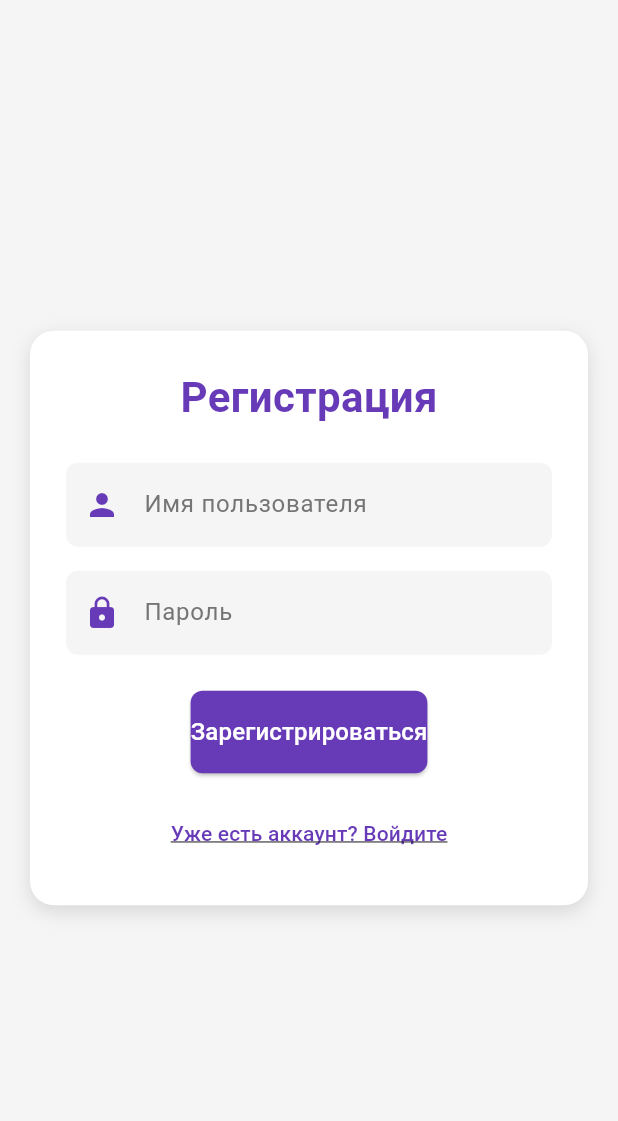
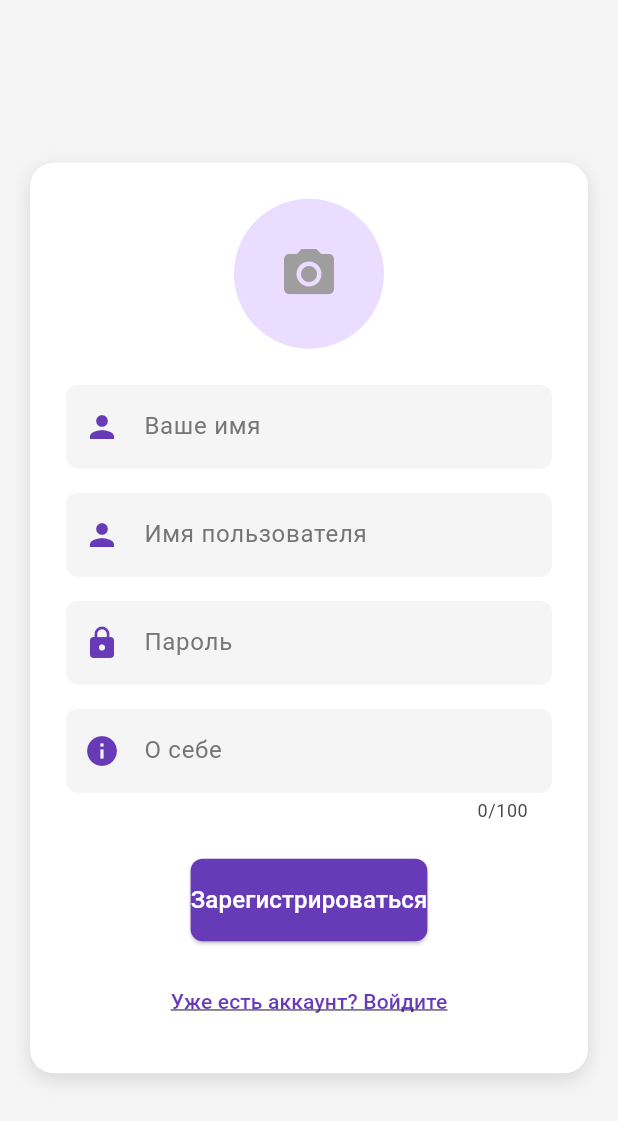
Before and after one commit to yehoto/MessengerClient, a Flutter app: the RegisterScreen screen opened directly, on a phone screen of 412 x 824 dp. Shown: the top 1121 px of the screen. Run offline on Flutter 3.47's test engine with Material 3 defaults, Android fonts, the phone set to English and light mode, and no system bars; our stand-ins replace image_picker; network calls fail.

Commit message:
изменено окно регистрации, добавлено поле "о себе" и возможность добавить фото

```diff
--- a/lib/chat_list_screen.dart
+++ b/lib/chat_list_screen.dart
@@ -31,7 +31,7 @@ class _ChatListScreenState extends State<ChatListScreen> {
     super.initState();
     _loadChats();
     // Подключаемся к WebSocket для обновлений
-   final channel = WebSocketChannel.connect(Uri.parse('ws://192.168.0.106:8080/ws'));
+   final channel = WebSocketChannel.connect(Uri.parse('ws://192.168.216.250:8080/ws'));
     channel.stream.listen((message) {
      _loadChats(); // При любом сообщении обновляем чаты
     });
@@ -40,7 +40,7 @@ class _ChatListScreenState extends State<ChatListScreen> {
   Future<void> _loadChats() async {
     try {
       final response = await http.get(
-        Uri.parse('http://192.168.0.106:8080/chats?user_id=${widget.userId}'),
+        Uri.parse('http://192.168.216.250:8080/chats?user_id=${widget.userId}'),
       );
 
       if (response.statusCode == 200) {
--- a/lib/chat_screen.dart
+++ b/lib/chat_screen.dart
@@ -31,7 +31,7 @@ class _ChatScreenState extends State<ChatScreen> {
   Future<void> _loadMessages() async {
     try {
       final response = await http.get(
-        Uri.parse('http://192.168.0.106:8080/messages?chat_id=${widget.chatId}&user_id=${widget.currentUserId}'),
+        Uri.parse('http://192.168.216.250:8080/messages?chat_id=${widget.chatId}&user_id=${widget.currentUserId}'),
       );
 
       print("Статус ответа: ${response.statusCode}"); // Логируем статус ответа
@@ -52,7 +52,7 @@ class _ChatScreenState extends State<ChatScreen> {
   }
 
   void _connectToServer() {
-    _channel = WebSocketChannel.connect(Uri.parse('ws://192.168.0.106:8080/ws'));
+    _channel = WebSocketChannel.connect(Uri.parse('ws://192.168.216.250:8080/ws'));
 
     print("Подключение к WebSocket...");
 
--- a/lib/login_screen.dart
+++ b/lib/login_screen.dart
@@ -10,7 +10,7 @@ class LoginScreen extends StatelessWidget {
 
   void _login(BuildContext context) async {
     final response = await http.post(
-      Uri.parse('http://192.168.0.106:8080/login'),
+      Uri.parse('http://192.168.216.250:8080/login'),
       body: {
         'username': _usernameController.text,
         'password': _passwordController.text,
--- a/lib/new_chat_screen.dart
+++ b/lib/new_chat_screen.dart
@@ -26,7 +26,7 @@ class _NewChatScreenState extends State<NewChatScreen> {
   Future<void> _loadUsers() async {
     try {
       final response = await http.get(
-        Uri.parse('http://192.168.0.106:8080/users?current_user_id=${widget.userId}'), // Добавляем параметр current_user_id
+        Uri.parse('http://192.168.216.250:8080/users?current_user_id=${widget.userId}'), // Добавляем параметр current_user_id
       );
 
       print("Статус ответа: ${response.statusCode}"); // Логируем статус ответа
@@ -57,7 +57,7 @@ class _NewChatScreenState extends State<NewChatScreen> {
   Future<void> _createChat(int targetUserId) async {
     try {
       final response = await http.post(
-        Uri.parse('http://192.168.0.106:8080/chats'),
+        Uri.parse('http://192.168.216.250:8080/chats'),
         body: {
           'user_id': targetUserId.toString(),
           'current_user_id': widget.userId.toString(),
--- a/lib/register_screen.dart
+++ b/lib/register_screen.dart
@@ -1,17 +1,37 @@
+import 'dart:io'; // Для работы с файлами
 import 'package:flutter/material.dart';
 import 'package:http/http.dart' as http;
 import 'package:messenger_client/login_screen.dart';
+import 'package:image_picker/image_picker.dart'; // Для выбора изображений
 
-class RegisterScreen extends StatelessWidget {
+class RegisterScreen extends StatefulWidget {
+  @override
+  _RegisterScreenState createState() => _RegisterScreenState();
+}
+
+class _RegisterScreenState extends State<RegisterScreen> {
   final TextEditingController _usernameController = TextEditingController();
   final TextEditingController _passwordController = TextEditingController();
+  final TextEditingController _nameController = TextEditingController();
+  final TextEditingController _bioController = TextEditingController();
+  File? _imageFile; // Файл для хранения выбранного изображения
 
   void _register(BuildContext context) async {
+    if (_usernameController.text.isEmpty || _nameController.text.isEmpty) {
+      ScaffoldMessenger.of(context).showSnackBar(
+        SnackBar(content: Text('Имя пользователя и имя обязательны!')),
+      );
+      return;
+    }
+
     final response = await http.post(
-      Uri.parse('http://192.168.0.106:8080/register'),
+      Uri.parse('http://192.168.216.250:8080/register'),
       body: {
         'username': _usernameController.text,
         'password': _passwordController.text,
+        'name': _nameController.text,
+        'bio': _bioController.text,
+        'image': _imageFile != null ? _imageFile!.path : '', // Путь к изображению
       },
     );
 
@@ -30,18 +50,30 @@ class RegisterScreen extends StatelessWidget {
     }
   }
 
+  // Метод для выбора изображения
+  Future<void> _pickImage() async {
+    final picker = ImagePicker();
+    final pickedFile = await picker.pickImage(source: ImageSource.gallery);
+
+    if (pickedFile != null) {
+      setState(() {
+        _imageFile = File(pickedFile.path); // Сохраняем выбранное изображение
+      });
+    }
+  }
+
   @override
   Widget build(BuildContext context) {
     return Scaffold(
-      backgroundColor: Colors.grey[100], // Светлый фон
+      backgroundColor: Colors.grey[100],
       body: Center(
         child: SingleChildScrollView(
           padding: EdgeInsets.all(20),
           child: Container(
             padding: EdgeInsets.all(24),
             decoration: BoxDecoration(
-              color: Colors.white, // Белый фон контейнера
-              borderRadius: BorderRadius.circular(16), // Закругленные углы
+              color: Colors.white,
+              borderRadius: BorderRadius.circular(16),
               boxShadow: [
                 BoxShadow(
                   color: Colors.black12,
@@ -53,15 +85,34 @@ class RegisterScreen extends StatelessWidget {
             child: Column(
               mainAxisSize: MainAxisSize.min,
               children: [
-                Text(
-                  'Регистрация',
-                  style: TextStyle(
-                    fontSize: 28,
-                    fontWeight: FontWeight.bold,
-                    color: Colors.deepPurple, // Акцентный цвет
+                GestureDetector(
+                  onTap: _pickImage, // Выбор изображения при нажатии
+                  child: CircleAvatar(
+                    radius: 50,
+                    backgroundImage: _imageFile != null
+                        ? FileImage(_imageFile!) // Отображение выбранного фото
+                        : null,
+                    child: _imageFile == null
+                        ? Icon(Icons.camera_alt, size: 40, color: Colors.grey) // Иконка камеры
+                        : null,
                   ),
                 ),
                 SizedBox(height: 24),
+                TextField(
+                  controller: _nameController,
+                  decoration: InputDecoration(
+                    labelText: 'Ваше имя',
+                    labelStyle: TextStyle(color: Colors.grey[600]),
+                    filled: true,
+                    fillColor: Colors.grey[100],
+                    border: OutlineInputBorder(
+                      borderRadius: BorderRadius.circular(8),
+                      borderSide: BorderSide.none,
+                    ),
+                    prefixIcon: Icon(Icons.person, color: Colors.deepPurple),
+                  ),
+                ),
+                SizedBox(height: 16),
                 TextField(
                   controller: _usernameController,
                   decoration: InputDecoration(
@@ -92,11 +143,27 @@ class RegisterScreen extends StatelessWidget {
                     prefixIcon: Icon(Icons.lock, color: Colors.deepPurple),
                   ),
                 ),
+                SizedBox(height: 16),
+                TextField(
+                  controller: _bioController,
+                  maxLength: 100,
+                  decoration: InputDecoration(
+                    labelText: 'О себе',
+                    labelStyle: TextStyle(color: Colors.grey[600]),
+                    filled: true,
+                    fillColor: Colors.grey[100],
+                    border: OutlineInputBorder(
+                      borderRadius: BorderRadius.circular(8),
+                      borderSide: BorderSide.none,
+                    ),
+                    prefixIcon: Icon(Icons.info, color: Colors.deepPurple),
+                  ),
+                ),
                 SizedBox(height: 24),
                 ElevatedButton(
                   onPressed: () => _register(context),
                   style: ElevatedButton.styleFrom(
-                    backgroundColor: Colors.deepPurple, // Цвет кнопки
+                    backgroundColor: Colors.deepPurple,
                     padding: EdgeInsets.symmetric(vertical: 16),
                     shape: RoundedRectangleBorder(
                       borderRadius: BorderRadius.circular(8),
--- a/pubspec.yaml
+++ b/pubspec.yaml
@@ -35,7 +35,8 @@ dependencies:
   # Use with the CupertinoIcons class for iOS style icons.
   cupertino_icons: ^1.0.8
   web_socket_channel: ^2.1.0
-  http: ^0.13.6
+  http: ^1.0.0
+  image_picker: ^1.0.4
 
 dev_dependencies:
   flutter_test:
```
Also changed, not shown: pubspec.lock, 6 other files.
